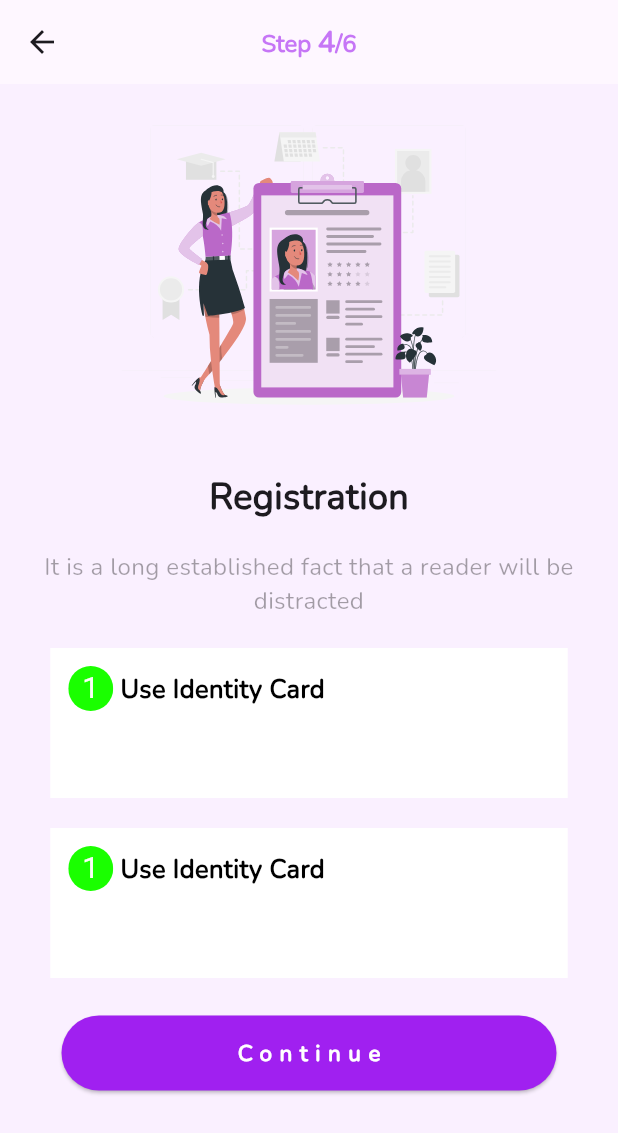
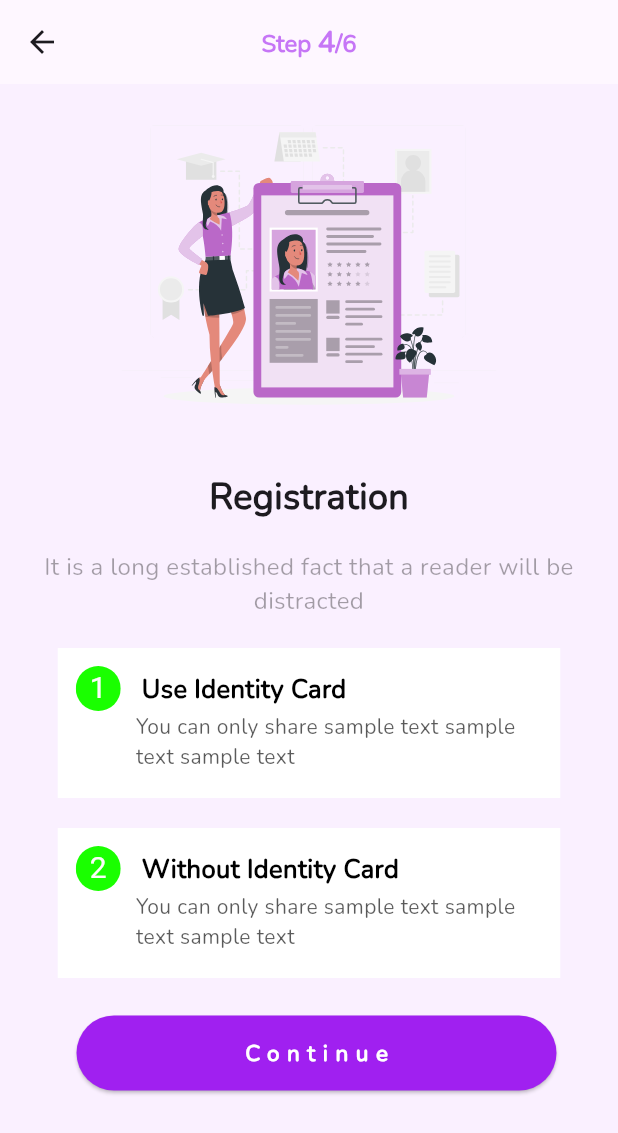
Before and after one commit to surajnaveen/Flutter-UI, a Flutter app: the Fourthpage screen opened directly, after a tap on "Skip this step ->", on a phone screen of 412 x 824 dp. Shown: the top 1133 px of the screen. Run offline on Flutter 3.47's test engine with Material 3 defaults, Android fonts, the phone set to English and light mode, and no system bars; our stand-ins replace device_preview, flutter_svg, intl_phone_number_input, timer_count_down.

Commit message:
Updating Fifth page
Creating two cards

```diff
--- a/lib/fifth.dart
+++ b/lib/fifth.dart
@@ -81,7 +81,7 @@ class _FifthPageState extends State<FifthPage> {
               padding: const EdgeInsets.fromLTRB(0, 0, 0, 20),
               child: Container(
                 height: 100,
-                width: 345,
+                width: 335,
                 color: const Color.fromARGB(255, 255, 255, 255),
                 child: Padding(
                   padding: const EdgeInsets.all(12.0),
@@ -97,25 +97,35 @@ class _FifthPageState extends State<FifthPage> {
                               width: 30.0,
                               color: const Color.fromARGB(255, 26, 255, 0),
                               child: const Center(
-                                child: Text("1",
+                                child: Text(
+                                  "1",
                                   style: TextStyle(
                                       color: Color.fromARGB(252, 255, 252, 252),
-                                    fontSize: 20
+                                      fontSize: 20),
                                 ),
                               ),
                             ),
                           ),
-                          ),
-                          const Text(" Use Identity Card",
+                          const Text(
+                            "   Use Identity Card",
                             style: TextStyle(
                                 fontFamily: "Nunito",
                                 fontSize: 17,
                                 fontWeight: FontWeight.w900,
-                              color: Color.fromARGB(255, 0, 0, 0)
-                            ),
+                                color: Color.fromARGB(255, 0, 0, 0)),
                           )
                         ],
                       ),
+                      const Padding(
+                        padding:  EdgeInsets.fromLTRB(40, 0, 10, 0),
+                        child:  Text(
+                          "You can only share sample text sample text sample text",
+                          style: TextStyle(
+                              fontFamily: 'Nunito',
+                              fontSize: 14,
+                              color: Color.fromARGB(165, 0, 0, 0)),
+                        ),
+                      )
                     ],
                   ),
                 ),
@@ -125,12 +135,9 @@ class _FifthPageState extends State<FifthPage> {
               padding: const EdgeInsets.fromLTRB(0, 0, 0, 20),
               child: Container(
                 height: 100,
-                width: 345,
+                width: 335,
                 color: const Color.fromARGB(255, 255, 255, 255),
-                child: Column(
-                  //mainAxisAlignment: MainAxisAlignment.spaceAround,
-                  children: [
-                    Padding(
+                child: Padding(
                   padding: const EdgeInsets.all(12.0),
                   child: Column(
                     children: [
@@ -144,29 +151,37 @@ class _FifthPageState extends State<FifthPage> {
                               width: 30.0,
                               color: const Color.fromARGB(255, 26, 255, 0),
                               child: const Center(
-                                child: Text("1",
+                                child: Text(
+                                  "2",
                                   style: TextStyle(
                                       color: Color.fromARGB(252, 255, 252, 252),
-                                    fontSize: 20
+                                      fontSize: 20),
                                 ),
                               ),
                             ),
                           ),
-                          ),
-                          const Text(" Use Identity Card",
+                          const Text(
+                            "   Without Identity Card",
                             style: TextStyle(
                                 fontFamily: "Nunito",
                                 fontSize: 17,
                                 fontWeight: FontWeight.w900,
-                              color: Color.fromARGB(255, 0, 0, 0)
+                                color: Color.fromARGB(255, 0, 0, 0)),
+                          )
+                        ],
+                      ),
+                      const Padding(
+                        padding:  EdgeInsets.fromLTRB(40, 0, 10, 0),
+                        child:  Text(
+                          "You can only share sample text sample text sample text",
+                          style: TextStyle(
+                              fontFamily: 'Nunito',
+                              fontSize: 14,
+                              color: Color.fromARGB(165, 0, 0, 0)),
                         ),
                       )
                     ],
                   ),
-                    ],
-                  ),
-                ),
-                  ],
                 ),
               ),
             ),
@@ -174,7 +189,7 @@ class _FifthPageState extends State<FifthPage> {
               height: 60,
               width: 370,
               child: Padding(
-                padding: const EdgeInsets.fromLTRB(20, 5, 20, 5),
+                padding: const EdgeInsets.fromLTRB(30, 5, 20, 5),
                 child: ElevatedButton(
                   onPressed: () {
                     Navigator.push(
--- a/lib/fourth.dart
+++ b/lib/fourth.dart
@@ -102,7 +102,10 @@ class __FourthpagStateState extends State<Fourthpage> {
                 Navigator.push(context,
                     MaterialPageRoute(builder: (context) => const FifthPage()));
               },
-              child: const Text('Skip this step ->'),
+              child: const Text('Skip this step ->',style: TextStyle(
+                fontWeight: FontWeight.w900,
+                fontSize: 14
+              ),),
             ),
             Padding(
               padding: const EdgeInsets.fromLTRB(20, 5, 20, 5),
```
Lines whose indentation alone changed are shown as unchanged.
